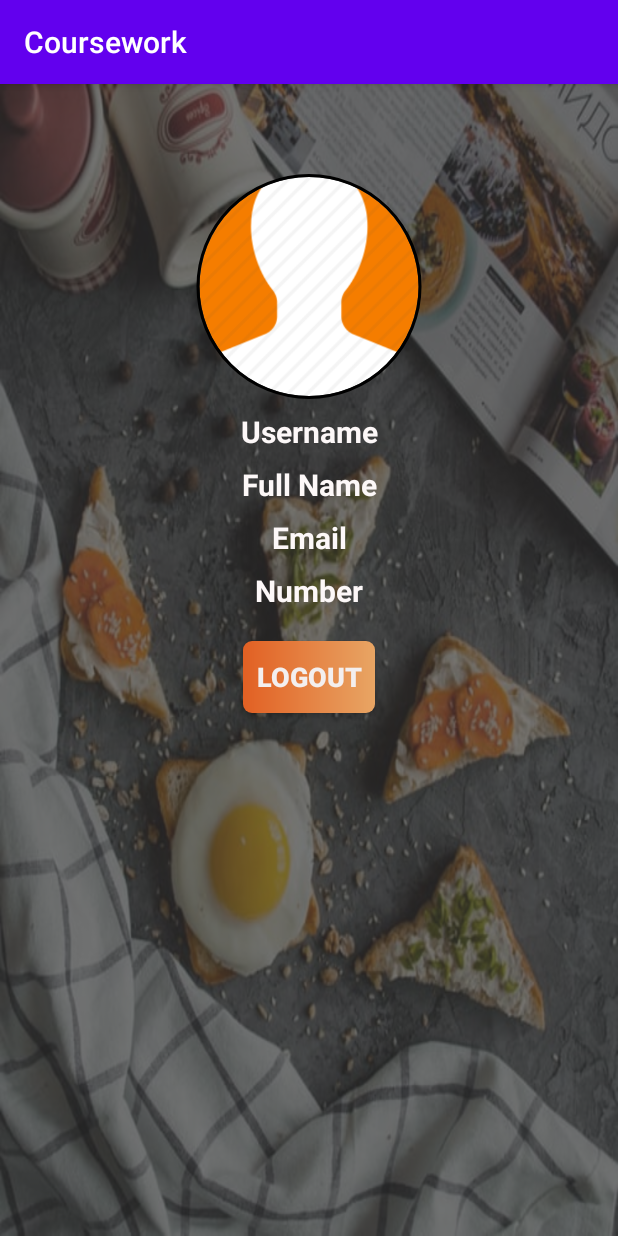
After one commit to S-Sahanii0/Android, an Android app: the ProfileNav screen opened directly, with no data from a screen before it, on a phone screen of 412 x 824 dp. The commit adds this screen. Run offline under Robolectric (Android 15) with nearby library versions, the phone set to English and light mode, and no system bars; our stand-ins replace CircleImageView, Firebase (no records; nobody signed in at launch, a user with empty details on screens opened directly).

Commit message:
User Profile

```diff
--- a/app/src/main/AndroidManifest.xml
+++ b/app/src/main/AndroidManifest.xml
@@ -2,8 +2,9 @@
 <manifest xmlns:android="http://schemas.android.com/apk/res/android"
     package="com.example.coursework">
 
-    <uses-permission android:name="android.permission.INTERNET"/>
-    <uses-permission android:name="android.permission.ACCESS_NETWORK_STATE"/>
+    <uses-permission android:name="android.permission.INTERNET" />
+    <uses-permission android:name="android.permission.ACCESS_NETWORK_STATE" />
+
     <application
         android:allowBackup="true"
         android:icon="@mipmap/ic_launcher"
@@ -11,7 +12,8 @@
         android:roundIcon="@mipmap/ic_launcher_round"
         android:supportsRtl="true"
         android:theme="@style/AppTheme">
-        <activity android:name=".NavBar_Food"></activity>
+        <activity android:name=".ProfileNav"></activity>
+        <activity android:name=".NavBar_Food" />
         <activity android:name=".LoginActivity" />
         <activity android:name=".register_Activity" />
         <activity
--- a/app/src/main/java/com/example/coursework/NavBar_Food.java
+++ b/app/src/main/java/com/example/coursework/NavBar_Food.java
@@ -4,6 +4,7 @@ import androidx.annotation.NonNull;
 import androidx.appcompat.app.AppCompatActivity;
 import androidx.fragment.app.Fragment;
 
+import android.content.Intent;
 import android.os.Bundle;
 import android.view.MenuItem;
 
@@ -41,6 +42,10 @@ public class NavBar_Food extends AppCompatActivity {
                         case R.id.cart_id:
                             displayedFrag= new CartNav();
                             break;
+
+                        case R.id.profile_id:
+                            sendtoUserProfile();
+                            break;
                     }
 
                     //for displaying frag
@@ -48,4 +53,8 @@ public class NavBar_Food extends AppCompatActivity {
                     return true;
                 }
             };
+
+    private void sendtoUserProfile() {
+        startActivity(new Intent(NavBar_Food.this, ProfileNav.class));
+    }
 }
--- /dev/null
+++ b/app/src/main/java/com/example/coursework/ProfileNav.java
@@ -0,0 +1,67 @@
+package com.example.coursework;
+
+import androidx.annotation.NonNull;
+import androidx.appcompat.app.AppCompatActivity;
+
+import android.os.Bundle;
+import android.view.View;
+import android.widget.Button;
+import android.widget.TextView;
+
+import com.google.firebase.auth.FirebaseAuth;
+import com.google.firebase.database.DataSnapshot;
+import com.google.firebase.database.DatabaseError;
+import com.google.firebase.database.DatabaseReference;
+import com.google.firebase.database.FirebaseDatabase;
+import com.google.firebase.database.ValueEventListener;
+
+public class ProfileNav extends AppCompatActivity {
+    TextView prof_username, prof_email, prof_number;
+    Button prof_logout;
+    DatabaseReference profileUser;
+    FirebaseAuth mAuth;
+    String currentUserId;
+
+    @Override
+    protected void onCreate(Bundle savedInstanceState) {
+        super.onCreate(savedInstanceState);
+        setContentView(R.layout.activity_profile_nav);
+
+        mAuth = FirebaseAuth.getInstance();
+        currentUserId = mAuth.getCurrentUser().getUid();
+        profileUser = FirebaseDatabase.getInstance().getReference().child("users").child(currentUserId);
+
+        prof_username =findViewById(R.id.prof_username);
+        //prof_name = findViewById(R.id.prof_name);
+        prof_email = findViewById(R.id.prof_email);
+        prof_number = findViewById(R.id.prof_numb);
+        prof_logout= findViewById(R.id.prof_logout);
+
+        profileUser.addValueEventListener(new ValueEventListener() {
+            @Override
+            public void onDataChange(@NonNull DataSnapshot dataSnapshot) {
+                if (dataSnapshot.exists()) {
+                    String prof_username = dataSnapshot.child("username").getValue().toString();
+                    //String prof_name = dataSnapshot.child("prof_name").getValue().toString();
+                    String prof_email = dataSnapshot.child("email").getValue().toString();
+                    String prof_numb = dataSnapshot.child("number").getValue().toString();
+
+
+                    ((TextView)findViewById(R.id.prof_username)).setText("@"+prof_username);
+                    ((TextView)findViewById(R.id.prof_email)).setText(prof_email);
+                    ((TextView)findViewById(R.id.prof_numb)).setText("Phone Number"+prof_numb);
+                }
+            }
+
+            @Override
+            public void onCancelled(@NonNull DatabaseError databaseError) {
+
+            }
+        });
+    }
+
+
+    public void logout(View view) {
+        FirebaseAuth.getInstance().signOut();
+    }
+}
--- a/app/src/main/java/com/example/coursework/register_Activity.java
+++ b/app/src/main/java/com/example/coursework/register_Activity.java
@@ -87,6 +87,9 @@ public class register_Activity extends AppCompatActivity {
             return;
         } else if (password.length() < 6) {
             Toast.makeText(this, "Password too short", Toast.LENGTH_SHORT).show();
+
+        }else if (password != confirm_pass){
+            Toast.makeText(register_Activity.this, "Password do not match", Toast.LENGTH_SHORT).show();
         } else {
             mAuth.createUserWithEmailAndPassword(email, password)
                     .addOnCompleteListener(this, new OnCompleteListener<AuthResult>() {
@@ -112,12 +115,11 @@ public class register_Activity extends AppCompatActivity {
                                     }
                                 });
 
-                            } else {
-                                Toast.makeText(register_Activity.this, "Password do not match", Toast.LENGTH_SHORT).show();
                             }
-
                         }
                     });
         }
     }
+
+
 }
--- /dev/null
+++ b/app/src/main/res/drawable/ic_profile.xml
@@ -0,0 +1,5 @@
+<vector android:height="24dp" android:tint="#CD7B31"
+    android:viewportHeight="24.0" android:viewportWidth="24.0"
+    android:width="24dp" xmlns:android="http://schemas.android.com/apk/res/android">
+    <path android:fillColor="#FF000000" android:pathData="M12,12c2.21,0 4,-1.79 4,-4s-1.79,-4 -4,-4 -4,1.79 -4,4 1.79,4 4,4zM12,14c-2.67,0 -8,1.34 -8,4v2h16v-2c0,-2.66 -5.33,-4 -8,-4z"/>
+</vector>
--- /dev/null
+++ b/app/src/main/res/layout/activity_profile_nav.xml
@@ -0,0 +1,93 @@
+<?xml version="1.0" encoding="utf-8"?>
+<LinearLayout xmlns:android="http://schemas.android.com/apk/res/android"
+    xmlns:app="http://schemas.android.com/apk/res-auto"
+    xmlns:tools="http://schemas.android.com/tools"
+    android:layout_width="match_parent"
+    android:layout_height="match_parent"
+    android:background="@drawable/background"
+    tools:context=".ProfileNav">
+
+    <LinearLayout
+        android:layout_width="match_parent"
+        android:layout_height="match_parent"
+        android:background="#AB363535"
+        android:orientation="vertical">
+
+        <LinearLayout
+            android:layout_width="match_parent"
+            android:layout_height="match_parent"
+            android:layout_marginStart="40dp"
+            android:layout_marginTop="20dp"
+            android:layout_marginEnd="40dp"
+            android:layout_marginBottom="15dp"
+            android:orientation="vertical">
+
+            <de.hdodenhof.circleimageview.CircleImageView xmlns:app="http://schemas.android.com/apk/res-auto"
+                android:id="@+id/profile_image"
+                android:layout_width="match_parent"
+                android:layout_marginTop="40dp"
+                android:layout_height="150dp"
+                android:src="@drawable/profile"
+                app:civ_border_color="#FF000000"
+                app:civ_border_width="2dp" />
+
+            <TextView
+                android:id="@+id/prof_username"
+                android:layout_width="match_parent"
+                android:layout_height="wrap_content"
+                android:layout_marginTop="8dp"
+                android:gravity="center"
+                android:text="Username"
+                android:textSize="20sp"
+                android:textColor="#FDF8F8"
+                android:textStyle="bold" />
+
+            <TextView
+                android:id="@+id/prof_name"
+                android:layout_width="match_parent"
+                android:layout_height="wrap_content"
+                android:layout_marginTop="8dp"
+                android:gravity="center"
+                android:text="Full Name"
+                android:textSize="20sp"
+                android:textColor="#FDF8F8"
+                android:textStyle="bold" />
+
+            <TextView
+                android:id="@+id/prof_email"
+                android:layout_width="match_parent"
+                android:layout_height="wrap_content"
+                android:layout_marginTop="8dp"
+                android:gravity="center"
+                android:text="Email"
+                android:textSize="20sp"
+                android:textColor="#FDF8F8"
+                android:textStyle="bold" />
+
+            <TextView
+                android:id="@+id/prof_numb"
+                android:layout_width="match_parent"
+                android:layout_height="wrap_content"
+                android:layout_marginTop="8dp"
+                android:gravity="center"
+                android:text="Number"
+                android:textSize="20sp"
+                android:textColor="#FDF8F8"
+                android:textStyle="bold" />
+
+            <Button
+                android:id="@+id/prof_logout"
+                android:onClick="logout"
+                android:layout_width="wrap_content"
+                android:layout_height="wrap_content"
+                android:layout_marginTop="20dp"
+                android:layout_gravity="center"
+                android:background="@drawable/btn"
+                android:text="Logout"
+                android:textColor="#F3EFEF"
+                android:textSize="18sp"
+                android:textStyle="bold" />
+
+        </LinearLayout>
+    </LinearLayout>
+</LinearLayout>
--- a/app/src/main/res/menu/nav_bottom.xml
+++ b/app/src/main/res/menu/nav_bottom.xml
@@ -18,4 +18,10 @@
         android:icon="@drawable/ic_cart"
         android:title="Cart"
         />
+
+    <item
+        android:id="@+id/profile_id"
+        android:icon="@drawable/ic_profile"
+        android:title="Profile"
+        />
 </menu>
```
